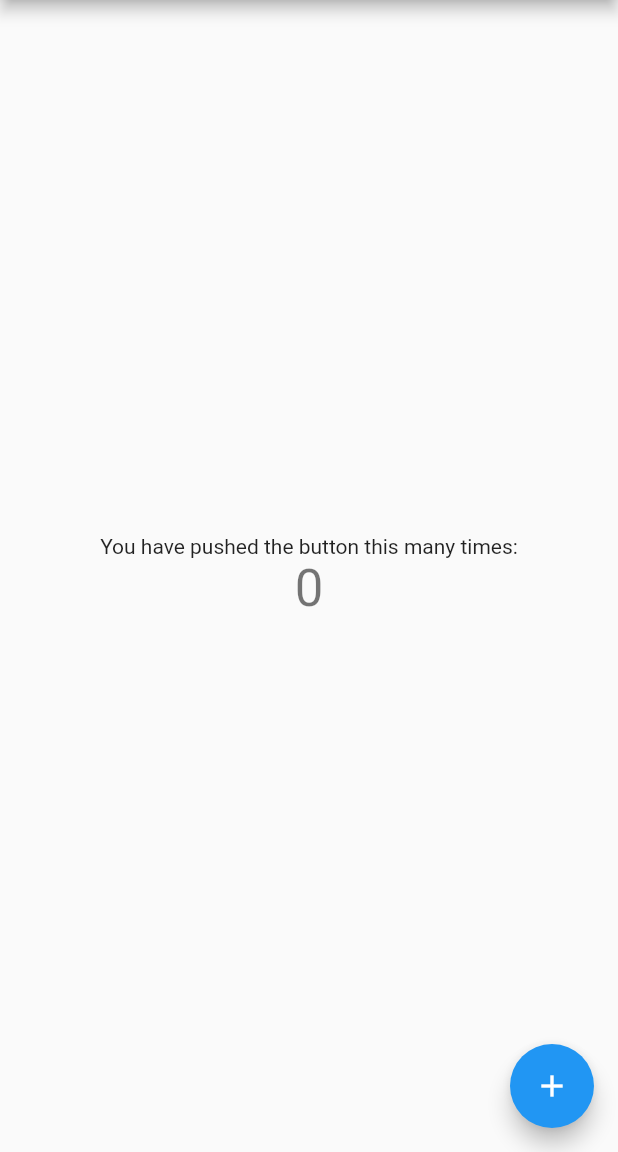
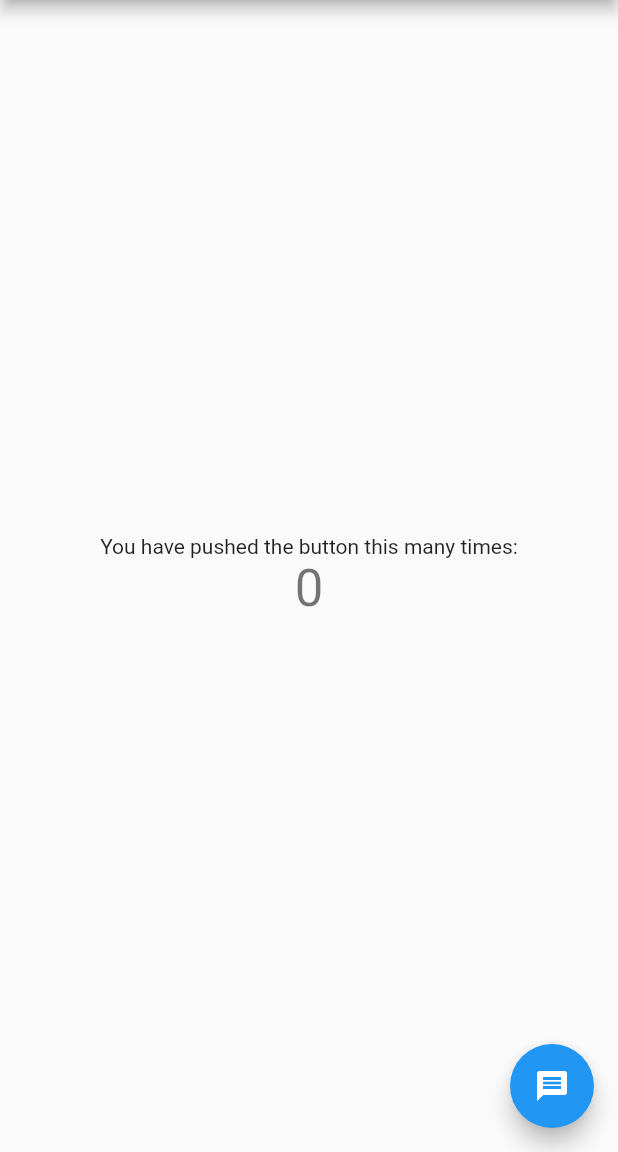
Before and after one commit to Abhishek0706/custom_alert_box, a Flutter app: the screen it shows after launch, on a phone screen of 412 x 824 dp, the part 84-1236 px from its top. Run offline on Flutter 3.47's test engine with Material 2 defaults, Android fonts, the phone set to English and light mode, and no system bars.

Commit message:
added display widget in example2

```diff
--- a/example2/lib/main.dart
+++ b/example2/lib/main.dart
@@ -103,9 +103,15 @@ class _MyHomePageState extends State<MyHomePage> {
         ),
       ),
       floatingActionButton: FloatingActionButton(
-        onPressed: _incrementCounter,
-        tooltip: 'Increment',
-        child: Icon(Icons.add),
+      onPressed: () async {
+    await CustomAlertBox.showCustomAlertBox(
+        context: context,
+        willDisplayWidget: Container(
+          child: Text('My custom alert box, used from example!!'),
+        ));
+  },
+  tooltip: 'Show Custom Alert Box',
+  child: Icon(Icons.message),
       ), // This trailing comma makes auto-formatting nicer for build methods.
     );
   }
```
